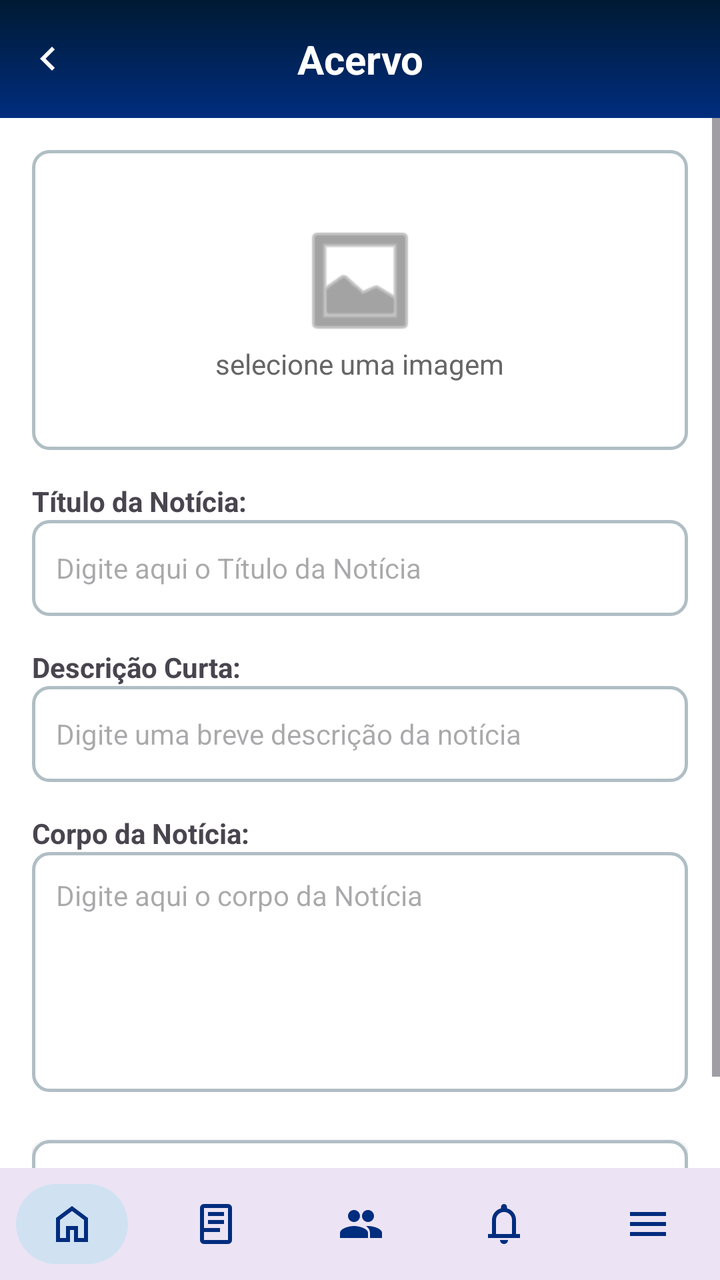
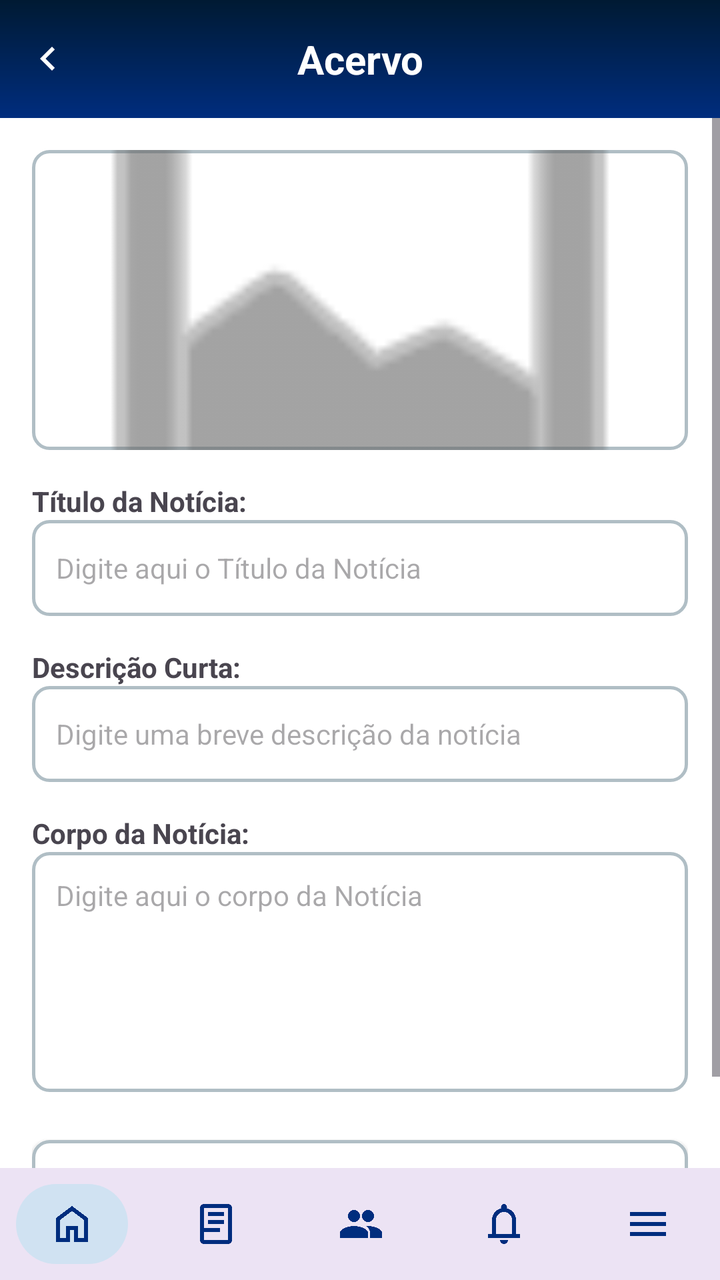

The first picture is an Android layout as it rendered before a commit; the second is the same layout after the commit. The layout source and the unified diff follow.
<!-- AndroidManifest.xml: application theme Theme.Bibliotecaapp -->
<!-- res/layout/tela_cadastro_noticia.xml -->
<?xml version="1.0" encoding="utf-8"?>
<LinearLayout xmlns:android="http://schemas.android.com/apk/res/android"
    xmlns:app="http://schemas.android.com/apk/res-auto"
    xmlns:tools="http://schemas.android.com/tools"
    android:layout_width="match_parent"
    android:layout_height="match_parent"
    android:background="#FFFFFF"
    android:orientation="vertical">

    
    <RelativeLayout
        android:layout_width="match_parent"
        android:layout_height="wrap_content"
        android:background="@drawable/background_header">

        <ImageButton
            android:id="@+id/btnVoltar"
            android:layout_width="48dp"
            android:layout_height="48dp"
            android:layout_centerVertical="true"
            android:background="?attr/selectableItemBackgroundBorderless"
            android:src="@drawable/ic_leftarrow"
            app:tint="#FFFFFF" />

        <TextView
            android:layout_width="match_parent"
            android:layout_height="wrap_content"
            android:gravity="center"
            android:padding="16dp"
            android:text="Acervo"
            android:textColor="#FFFFFF"
            android:textSize="20sp"
            android:textStyle="bold" />
    </RelativeLayout>

    <ScrollView
        android:layout_width="match_parent"
        android:layout_height="0dp"
        android:layout_weight="1">

        <LinearLayout
            android:layout_width="match_parent"
            android:layout_height="wrap_content"
            android:orientation="vertical"
            android:padding="16dp">


            
            <LinearLayout
                android:layout_width="match_parent"
                android:layout_height="150dp"
                android:layout_marginBottom="16dp"
                android:background="@drawable/background_campo_input"
                android:gravity="center"
                android:orientation="vertical">

                <ImageView
                    android:layout_width="64dp"
                    android:layout_height="64dp"
                    android:src="@android:drawable/ic_menu_gallery"
                    app:tint="#666666" />

                <TextView
                    android:layout_width="wrap_content"
                    android:layout_height="wrap_content"
                    android:text="selecione uma imagem"
                    android:textColor="#666666" />
            </LinearLayout>

            <TextView
                android:layout_width="wrap_content"
                android:layout_height="wrap_content"
                android:text="Título da Notícia:"
                android:textStyle="bold" />

            <EditText
                android:id="@+id/edtTituloNoticia"
                android:layout_width="match_parent"
                android:layout_height="48dp"
                android:layout_marginBottom="16dp"
                android:background="@drawable/background_campo_input"
                android:hint="Digite aqui o Título da Notícia"
                android:padding="12dp"
                android:textSize="14sp" />

            <TextView
                android:layout_width="wrap_content"
                android:layout_height="wrap_content"
                android:text="Descrição Curta:"
                android:textStyle="bold" />

            <EditText
                android:id="@+id/edtDescricaoCurta"
                android:layout_width="match_parent"
                android:layout_height="48dp"
                android:layout_marginBottom="16dp"
                android:background="@drawable/background_campo_input"
                android:hint="Digite uma breve descrição da notícia"
                android:padding="12dp"
                android:textSize="14sp" />

            <TextView
                android:layout_width="wrap_content"
                android:layout_height="wrap_content"
                android:text="Corpo da Notícia:"
                android:textStyle="bold" />

            <EditText
                android:id="@+id/edtCorpoNoticia"
                android:layout_width="match_parent"
                android:layout_height="120dp"
                android:layout_marginBottom="24dp"
                android:background="@drawable/background_campo_input"
                android:gravity="top"
                android:hint="Digite aqui o corpo da Notícia"
                android:padding="12dp"
                android:textSize="14sp" />

            <androidx.appcompat.widget.AppCompatButton
                android:id="@+id/btnEnviar"
                android:layout_width="match_parent"
                android:layout_height="wrap_content"
                android:background="@drawable/background_campo_input"
                android:text="ENVIAR"
                android:textStyle="bold" />

        </LinearLayout>
    </ScrollView>

    
    <include layout="@layout/navbar_admin_layout" />

</LinearLayout>
<!-- res/layout/navbar_admin_layout.xml (included above) -->
<?xml version="1.0" encoding="utf-8"?>
<com.google.android.material.bottomnavigation.BottomNavigationView
    xmlns:android="http://schemas.android.com/apk/res/android"
    xmlns:app="http://schemas.android.com/apk/res-auto"
    android:id="@+id/bottomNavAdmin"
    style="@style/NavBar"
    android:layout_width="match_parent"
    android:layout_height="wrap_content"
    app:menu="@menu/admin_bottom_menu"/>
<!-- resources referenced by this layout -->
<resources>
  <!-- drawable background_campo_input (drawable) -->
  <?xml version="1.0" encoding="utf-8"?>
  <shape xmlns:android="http://schemas.android.com/apk/res/android"
      android:shape="rectangle">
  
      <solid android:color="#FFFFFF" />
  
      <stroke
          android:width="1.5dp"
          android:color="#B0BEC5" />
  
      <corners android:radius="8dp" />
  
  </shape>
  <!-- drawable background_header (drawable) -->
  <?xml version="1.0" encoding="utf-8"?>
  <shape xmlns:android="http://schemas.android.com/apk/res/android">
  
      <gradient
          android:type="linear"
          android:angle="270"
          android:startColor="#001A33"
          android:endColor="#002D7E" />
  
      <corners android:radius="0dp" />
  
  </shape>
  <!-- drawable ic_leftarrow (drawable) -->
  <vector xmlns:android="http://schemas.android.com/apk/res/android"
      android:width="24dp"
      android:height="24dp"
      android:viewportWidth="960"
      android:viewportHeight="960">
    <path
        android:pathData="M560,720 L320,480l240,-240 56,56 -184,184 184,184 -56,56Z"
        android:fillColor="#FFFFFF"/>
  </vector>
  <style name="NavBar" parent="Widget.MaterialComponents.BottomNavigationView">
          <item name="itemBackground">@drawable/nav_item_background</item>
          <item name="itemRippleColor">@android:color/transparent</item>
          <item name="itemIconTint">#002D7E</item>
          <item name="itemTextColor">@null</item>
          <item name="labelVisibilityMode">unlabeled</item>
      </style>
  <style name="Theme.Bibliotecaapp" parent="Base.Theme.Bibliotecaapp" />
  <!-- drawable nav_item_background (drawable) -->
  <?xml version="1.0" encoding="utf-8"?>
  <selector xmlns:android="http://schemas.android.com/apk/res/android">
  
      
      <item android:state_checked="true">
          <inset
              android:insetLeft="8dp"
              android:insetRight="8dp"
              android:insetTop="8dp"
              android:insetBottom="8dp">
  
              <shape android:shape="rectangle">
                  <solid android:color="#D0E2F2"/>
                  <corners android:radius="100dp"/>
              </shape>
  
          </inset>
      </item>
  
      
      <item>
          <color android:color="@android:color/transparent"/>
      </item>
  
  </selector>
  <style name="Base.Theme.Bibliotecaapp" parent="Theme.Material3.DayNight.NoActionBar">
          
          
      </style>
</resources>

<!-- the commit's change to res/layout/tela_cadastro_noticia.xml (unified diff, before → after) -->
@@ -47,20 +47,26 @@
 
             
             <LinearLayout
+                android:id="@+id/containerSelecaoImagem"
                 android:layout_width="match_parent"
                 android:layout_height="150dp"
                 android:layout_marginBottom="16dp"
                 android:background="@drawable/background_campo_input"
                 android:gravity="center"
-                android:orientation="vertical">
+                android:orientation="vertical"
+                android:clickable="true"
+                android:focusable="true">
 
                 <ImageView
-                    android:layout_width="64dp"
-                    android:layout_height="64dp"
+                    android:id="@+id/imgNoticia"
+                    android:layout_width="match_parent"
+                    android:layout_height="match_parent"
+                    android:scaleType="centerCrop"
                     android:src="@android:drawable/ic_menu_gallery"
                     app:tint="#666666" />
 
                 <TextView
+                    android:id="@+id/txtMensagemImagem"
                     android:layout_width="wrap_content"
                     android:layout_height="wrap_content"
                     android:text="selecione uma imagem"
